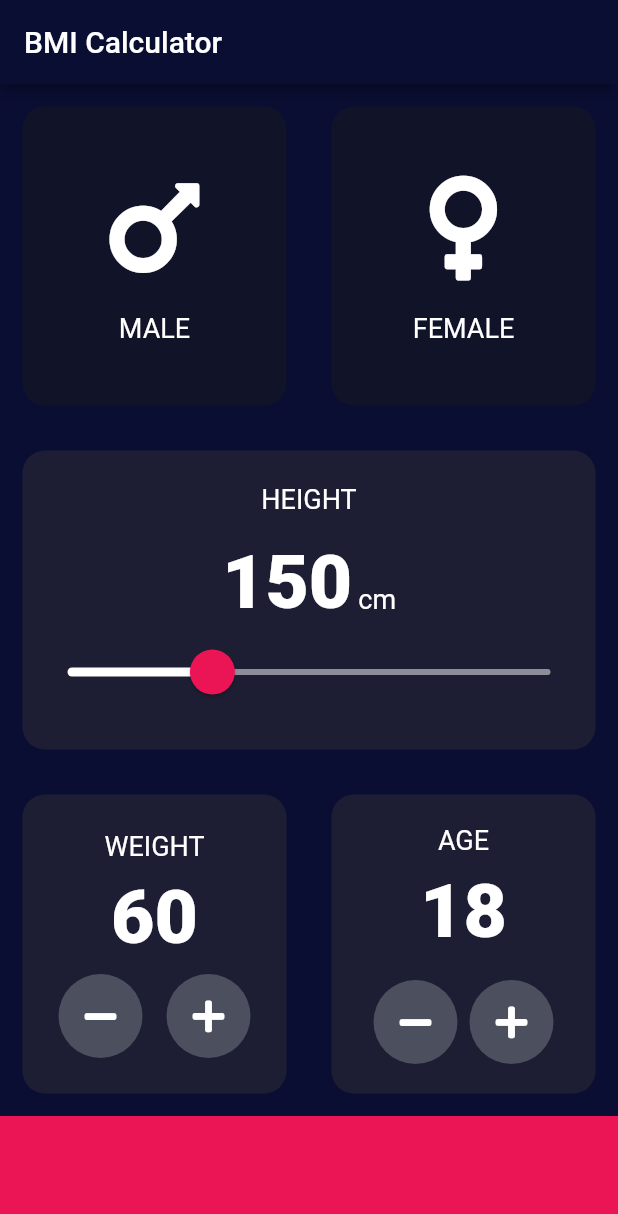
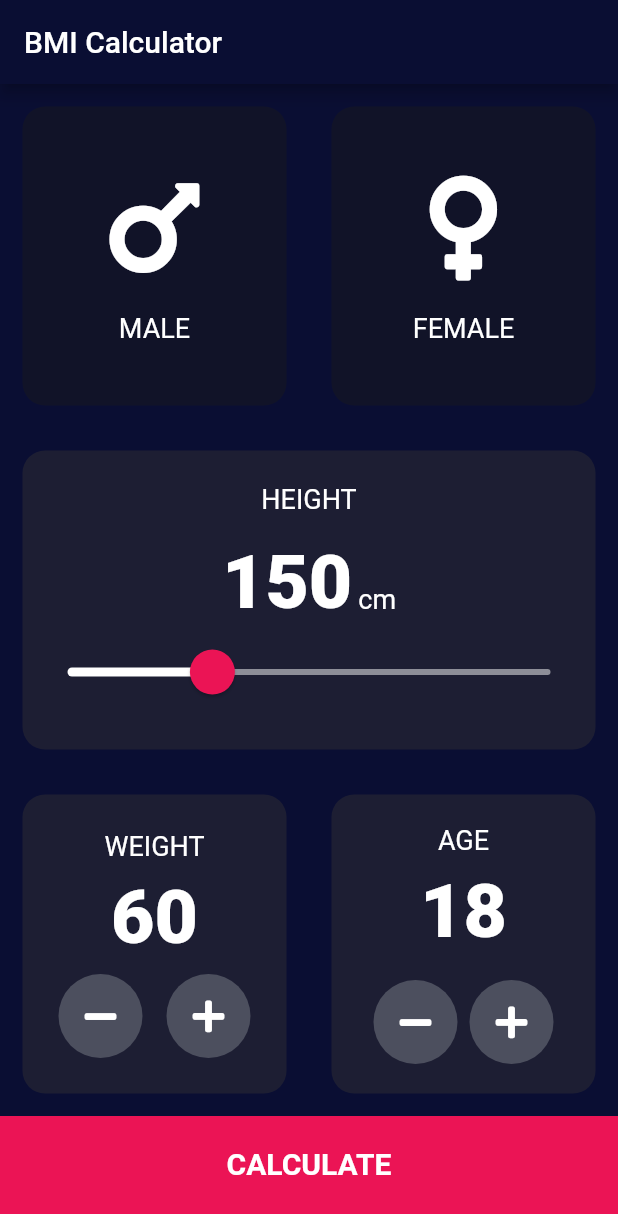
Before and after one commit to Wandersonjack/bmindex-flutter, a Flutter app: the screen it shows after launch, on a phone screen of 412 x 824 dp. Shown: the top 1214 px of the screen. Run offline on Flutter 3.47's test engine with Material 2 defaults, Android fonts, the phone set to English and light mode, and no system bars; our stand-ins replace font_awesome_flutter.

Commit message:
bmi results
implementation of the calculator functionality and result of bmi

```diff
--- /dev/null
+++ b/lib/components/buttons/bottom_button.dart
@@ -0,0 +1,25 @@
+import 'package:bmindex_app/utils/constants.dart';
+import 'package:flutter/material.dart';
+
+
+class BottomButton extends StatelessWidget {
+
+  BottomButton({@required this.buttonText, @required this.onTap});
+
+  final String buttonText;
+  final Function onTap;
+  @override
+  Widget build(BuildContext context) {
+    return GestureDetector(
+      onTap: onTap,
+      child: Container(
+        color: kPinkColor,
+        height: kBottomBarHeight,
+        padding: EdgeInsets.only(bottom: 16.0),
+        child: Center(
+          child: Text(buttonText, style: kButtonText,),
+        ),
+      ),
+    );
+  }
+}
--- /dev/null
+++ b/lib/components/buttons/rounded_icon_button.dart
@@ -0,0 +1,25 @@
+import 'package:flutter/material.dart';
+
+
+
+class RoundedIconButton extends StatelessWidget {
+  RoundedIconButton({@required this.icon, @required this.onPress});
+
+  final IconData icon;
+  final Function onPress;
+
+  @override
+  Widget build(BuildContext context) {
+    return RawMaterialButton(
+      elevation: 0.0,
+      onPressed: onPress,
+      child: Icon(icon),
+      constraints: BoxConstraints.tightFor(
+        width: 56.0,
+        height: 56.0,
+      ),
+      shape: CircleBorder(),
+      fillColor: Color(0xFF4C4F5E),
+    );
+  }
+}
--- a/lib/main.dart
+++ b/lib/main.dart
@@ -1,5 +1,7 @@
-import 'package:bmindex_app/screens/input_page.dart';
+import 'package:bmindex_app/screens/input_screen.dart';
+import 'package:bmindex_app/screens/result_screen.dart';
 import 'package:flutter/material.dart';
+
 
 
 void main() => runApp(MyApp());
@@ -15,7 +17,7 @@ class MyApp extends StatelessWidget {
         accentColor: Color(0xFFEB1355),
         scaffoldBackgroundColor: Color(0xFF0A0E33),
       ),
-      home: InputDataPage(),
+      home: InputDataScreen(),
     );
   }
 }
--- a/lib/screens/input_page.dart
+++ b/lib/screens/input_screen.dart
@@ -1,22 +1,27 @@
+import 'package:bmindex_app/components/buttons/bottom_button.dart';
+import 'package:bmindex_app/components/buttons/rounded_icon_button.dart';
 import 'package:bmindex_app/components/custom_card.dart';
 import 'package:bmindex_app/components/item_icon_text.dart';
+import 'package:bmindex_app/screens/result_screen.dart';
 import 'package:bmindex_app/utils/constants.dart';
 import 'package:flutter/material.dart';
 import 'package:font_awesome_flutter/font_awesome_flutter.dart';
+import 'package:bmindex_app/brain/calculator_brain.dart';
 
 //Enumeration
 enum Gender { male, female }
 
-class InputDataPage extends StatefulWidget {
+class InputDataScreen extends StatefulWidget {
   @override
-  _InputDataPageState createState() => _InputDataPageState();
+  _InputDataScreenState createState() => _InputDataScreenState();
 }
 
-class _InputDataPageState extends State<InputDataPage> {
+class _InputDataScreenState extends State<InputDataScreen> {
   Gender selectedGender; //property of type @Gender
   int height = 150;
   int weight = 60;
   int age = 18;
+
 
   @override
   Widget build(BuildContext context) {
@@ -222,34 +227,23 @@ class _InputDataPageState extends State<InputDataPage> {
               ],
             ),
           ),
-          Container(
-            color: kPinkColor,
-            height: kBottomBarHeight,
+          BottomButton(
+            onTap: () {
+              CalculatorBrain calc = CalculatorBrain(height: height, weight: weight);
+              Navigator.push(
+                  context,
+                  MaterialPageRoute(
+                    builder: (context) => ResultsScreen(
+                      bmiResults: calc.calculateBMI(),
+                      resultText: calc.getResult(),
+                      interpretation: calc.getResultInterpretation(),
+                    ),
+                  ));
+            },
+            buttonText: 'CALCULATE',
           ),
         ],
       ),
     );
   }
 }
-
-class RoundedIconButton extends StatelessWidget {
-  RoundedIconButton({@required this.icon, @required this.onPress});
-
-  final IconData icon;
-  final Function onPress;
-
-  @override
-  Widget build(BuildContext context) {
-    return RawMaterialButton(
-      elevation: 0.0,
-      onPressed: onPress,
-      child: Icon(icon),
-      constraints: BoxConstraints.tightFor(
-        width: 56.0,
-        height: 56.0,
-      ),
-      shape: CircleBorder(),
-      fillColor: Color(0xFF4C4F5E),
-    );
-  }
-}
```
Also changed, not shown: lib/brain/calculator_brain.dart (added, +38 -0 lines), lib/screens/result_screen.dart (added, +73 -0 lines), lib/utils/constants.dart (+31 -0 lines).
